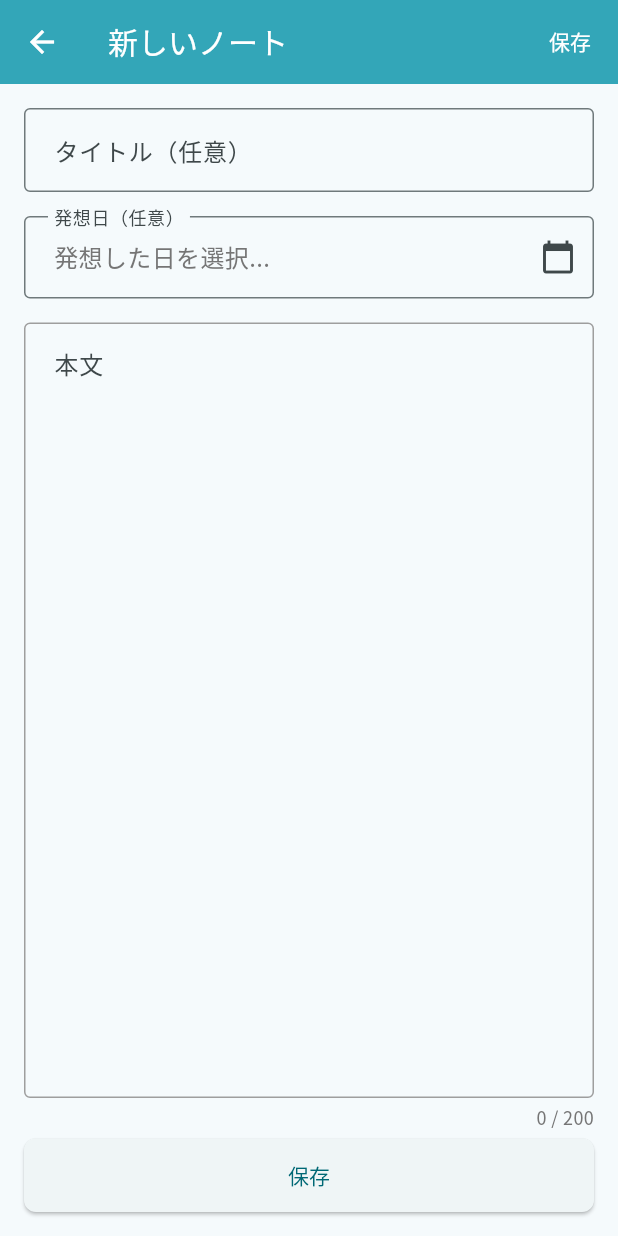
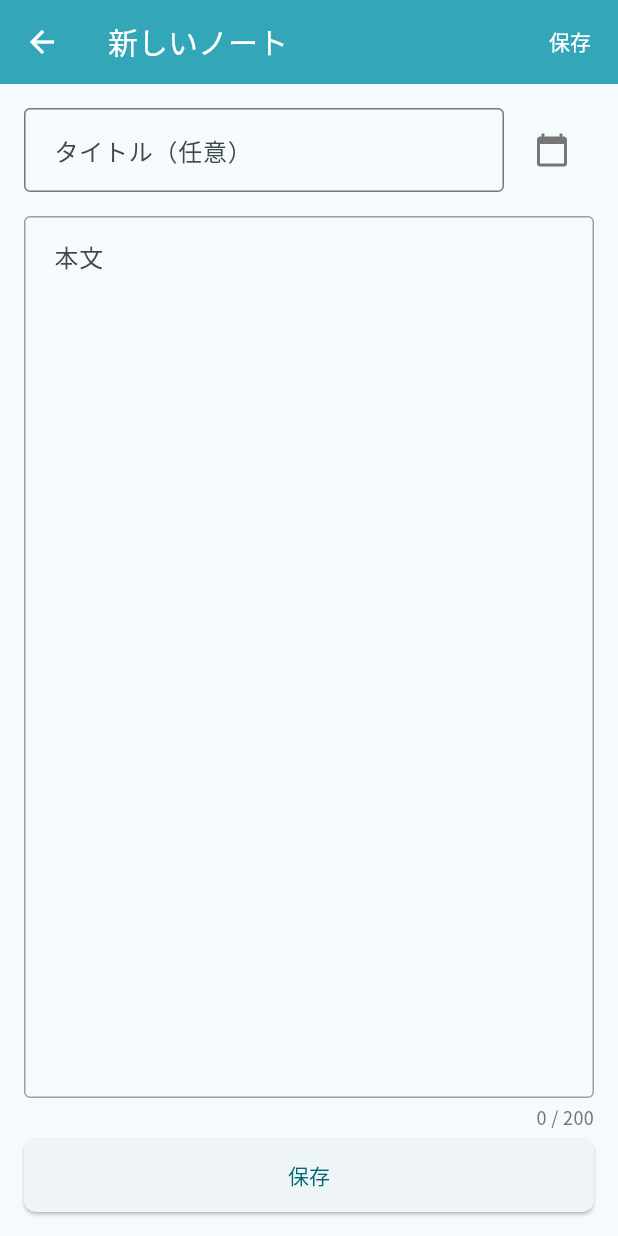
Before and after one commit to itezora-nonoha/logicket, a Flutter app: the NoteEditorScreen screen opened directly, on a phone screen of 412 x 824 dp. Run offline on Flutter 3.47's test engine with Material 3 defaults, Android fonts, the phone set to English and light mode, and no system bars; our stand-ins replace cloud_firestore, firebase_auth, firebase_core, flutter_markdown, shared_preferences; accounts and stored records are empty.

Commit message:
feature 発想日の入力欄を削除し、タイトル入力欄右横のアイコンとするように変更

```diff
--- a/lib/screens/note_editor_screen.dart
+++ b/lib/screens/note_editor_screen.dart
@@ -170,8 +170,12 @@ class _NoteEditorScreenState extends State<NoteEditorScreen> {
                   ),
                 ),
 
+              // タイトル入力欄と発想日アイコン
+              Row(
+                children: [
                   // タイトル入力欄
-              TextField(
+                  Expanded(
+                    child: TextField(
                       controller: _titleController,
                       autocorrect: false,
                       enableSuggestions: false,
@@ -181,40 +185,42 @@ class _NoteEditorScreenState extends State<NoteEditorScreen> {
                         labelText: 'タイトル（任意）',
                         hintText: 'ノートのタイトルを入力...',
                         border: OutlineInputBorder(),
-                  labelStyle: TextStyle(fontFamily: 'NotoSansJP'),
-                  hintStyle: TextStyle(fontFamily: 'NotoSansJP'),
                         contentPadding: EdgeInsets.all(16),
                       ),
-                style: const TextStyle(fontSize: 16, fontFamily: 'NotoSansJP'),
+                      style: const TextStyle(fontSize: 16),
                     ),
-
-              const SizedBox(height: 16),
-
-              // 発想日入力欄
-              InkWell(
-                onTap: _selectInspirationDate,
-                borderRadius: BorderRadius.circular(4),
-                child: InputDecorator(
-                  decoration: const InputDecoration(
-                    labelText: '発想日（任意）',
-                    border: OutlineInputBorder(),
-                    labelStyle: TextStyle(fontFamily: 'NotoSansJP'),
-                    contentPadding: EdgeInsets.all(16),
-                    suffixIcon: Icon(Icons.calendar_today),
                   ),
-                  child: Text(
-                    _inspirationDate != null
-                        ? _formatDate(_inspirationDate!)
-                        : '発想した日を選択...',
-                    style: TextStyle(
-                      fontSize: 16,
-                      fontFamily: 'NotoSansJP',
+                  const SizedBox(width: 4),
+                  // 発想日アイコン
+                  Container(
+                    height: 56, // TextFieldと同じ高さに合わせる
+                    width: 56,
+                    // decoration: BoxDecoration(
+                    //   border: Border.all(
+                    //     color: _inspirationDate != null
+                    //         ? Theme.of(context).primaryColor
+                    //         : Colors.grey[400]!,
+                    //     width: _inspirationDate != null ? 2 : 1,
+                    //   ),
+                    //   borderRadius: BorderRadius.circular(4),
+                    //   color: _inspirationDate != null
+                    //       ? Theme.of(context).primaryColor.withOpacity(0.1)
+                    //       : null,
+                    // ),
+                    child: IconButton(
+                      icon: Icon(
+                        Icons.calendar_today,
                         color: _inspirationDate != null
-                          ? Colors.black87
+                            ? Theme.of(context).primaryColor
                             : Colors.grey[600],
                       ),
+                      onPressed: _selectInspirationDate,
+                      tooltip: _inspirationDate != null
+                          ? '発想日: ${_formatDate(_inspirationDate!)}'
+                          : '発想日を設定',
                     ),
                   ),
+                ],
               ),
 
               const SizedBox(height: 16),
--- a/lib/widgets/note_card.dart
+++ b/lib/widgets/note_card.dart
@@ -45,7 +45,7 @@ class NoteCard extends StatelessWidget {
                   value: isSelected,
                   onChanged: (_) => onTap?.call(),
                 ),
-                const SizedBox(width: 8),
+                // const SizedBox(width: 8),
               ],
 
               // メインコンテンツ
```
Lines whose indentation alone changed are shown as unchanged.
